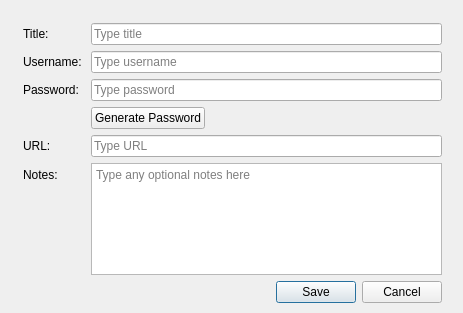
Above: Wilhelmina/AddNewEntry.ui from nrosvall/Wilhelmina before the change. Below: the same form after it.
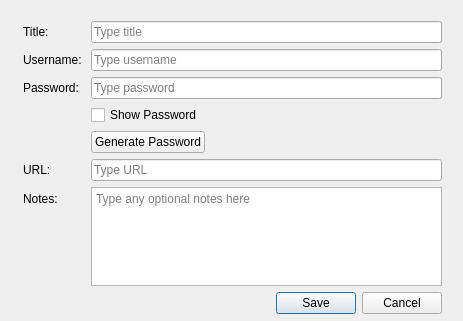
That is the form after the change.

Commit message: It's now possible to view and edit items in the view.

```diff
--- a/Wilhelmina/AddNewEntry.ui
+++ b/Wilhelmina/AddNewEntry.ui
@@ -10,7 +10,7 @@
     <x>0</x>
     <y>0</y>
     <width>463</width>
-    <height>313</height>
+    <height>321</height>
    </rect>
   </property>
   <property name="sizePolicy">
@@ -29,9 +29,9 @@
    <property name="geometry">
     <rect>
      <x>12</x>
-     <y>12</y>
+     <y>10</y>
      <width>441</width>
-     <height>291</height>
+     <height>304</height>
     </rect>
    </property>
    <layout class="QFormLayout" name="formLayout">
@@ -61,16 +61,6 @@
       </property>
      </widget>
     </item>
-    <item row="1" column="1">
-     <widget class="QLineEdit" name="lineEdit_Username">
-      <property name="placeholderText">
-       <string>Type username</string>
-      </property>
-      <property name="clearButtonEnabled">
-       <bool>true</bool>
-      </property>
-     </widget>
-    </item>
     <item row="1" column="0">
      <widget class="QLabel" name="label_2">
       <property name="text">
@@ -78,6 +68,23 @@
       </property>
      </widget>
     </item>
+    <item row="1" column="1">
+     <widget class="QLineEdit" name="lineEdit_Username">
+      <property name="placeholderText">
+       <string>Type username</string>
+      </property>
+      <property name="clearButtonEnabled">
+       <bool>true</bool>
+      </property>
+     </widget>
+    </item>
+    <item row="2" column="0">
+     <widget class="QLabel" name="label_3">
+      <property name="text">
+       <string>Password: </string>
+      </property>
+     </widget>
+    </item>
     <item row="2" column="1">
      <widget class="QLineEdit" name="lineEdit_Password">
       <property name="inputMask">
@@ -94,35 +101,7 @@
       </property>
      </widget>
     </item>
-    <item row="2" column="0">
-     <widget class="QLabel" name="label_3">
-      <property name="text">
-       <string>Password: </string>
-      </property>
-     </widget>
-    </item>
-    <item row="7" column="1">
-     <widget class="QDialogButtonBox" name="buttonBox">
-      <property name="standardButtons">
-       <set>QDialogButtonBox::Cancel|QDialogButtonBox::Save</set>
-      </property>
-     </widget>
-    </item>
-    <item row="5" column="1">
-     <widget class="QPlainTextEdit" name="plainTextEditNotes">
-      <property name="placeholderText">
-       <string>Type any optional notes here</string>
-      </property>
-     </widget>
-    </item>
-    <item row="5" column="0">
-     <widget class="QLabel" name="label_4">
-      <property name="text">
-       <string>Notes: </string>
-      </property>
-     </widget>
-    </item>
-    <item row="3" column="1">
+    <item row="4" column="1">
      <widget class="QPushButton" name="buttonGeneratePassword">
       <property name="sizePolicy">
        <sizepolicy hsizetype="Fixed" vsizetype="Fixed">
@@ -138,20 +117,48 @@
       </property>
      </widget>
     </item>
-    <item row="4" column="0">
+    <item row="6" column="0">
      <widget class="QLabel" name="label_5">
       <property name="text">
        <string>URL:</string>
       </property>
      </widget>
     </item>
-    <item row="4" column="1">
+    <item row="6" column="1">
      <widget class="QLineEdit" name="lineEdit_Url">
       <property name="placeholderText">
        <string>Type URL</string>
       </property>
      </widget>
     </item>
+    <item row="7" column="0">
+     <widget class="QLabel" name="label_4">
+      <property name="text">
+       <string>Notes: </string>
+      </property>
+     </widget>
+    </item>
+    <item row="7" column="1">
+     <widget class="QPlainTextEdit" name="plainTextEditNotes">
+      <property name="placeholderText">
+       <string>Type any optional notes here</string>
+      </property>
+     </widget>
+    </item>
+    <item row="9" column="1">
+     <widget class="QDialogButtonBox" name="buttonBox">
+      <property name="standardButtons">
+       <set>QDialogButtonBox::Cancel|QDialogButtonBox::Save</set>
+      </property>
+     </widget>
+    </item>
+    <item row="3" column="1">
+     <widget class="QCheckBox" name="checkBoxShowPassword">
+      <property name="text">
+       <string>Show Password</string>
+      </property>
+     </widget>
+    </item>
    </layout>
   </widget>
  </widget>
```
Left out of the diff: 21 changed lines with no effect on the pictures. The commit also changes 3 other files.
